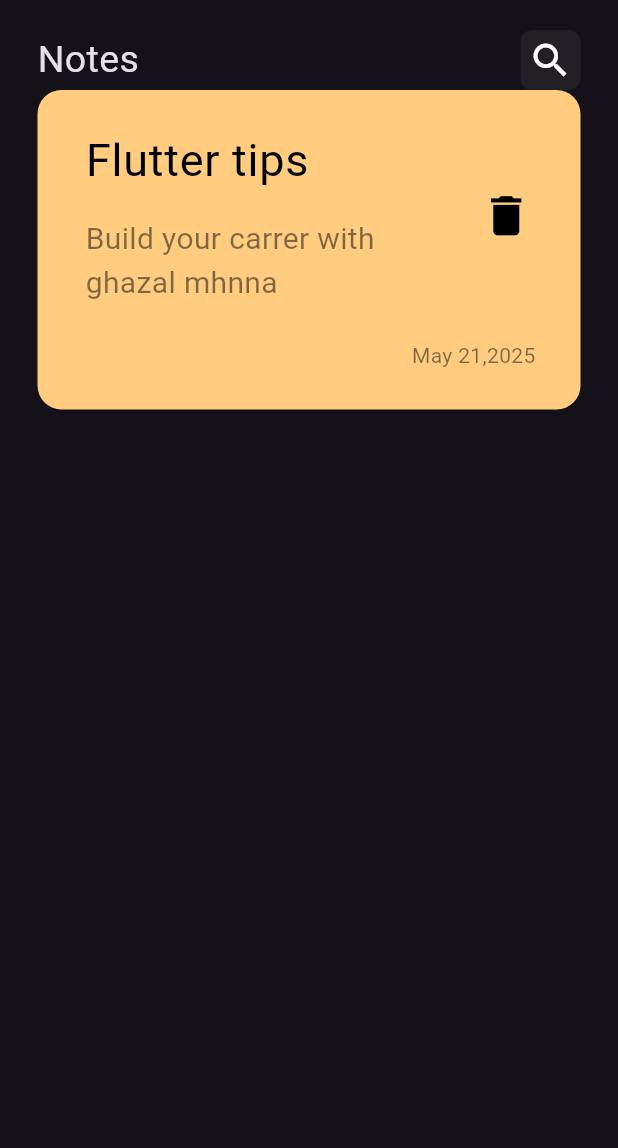
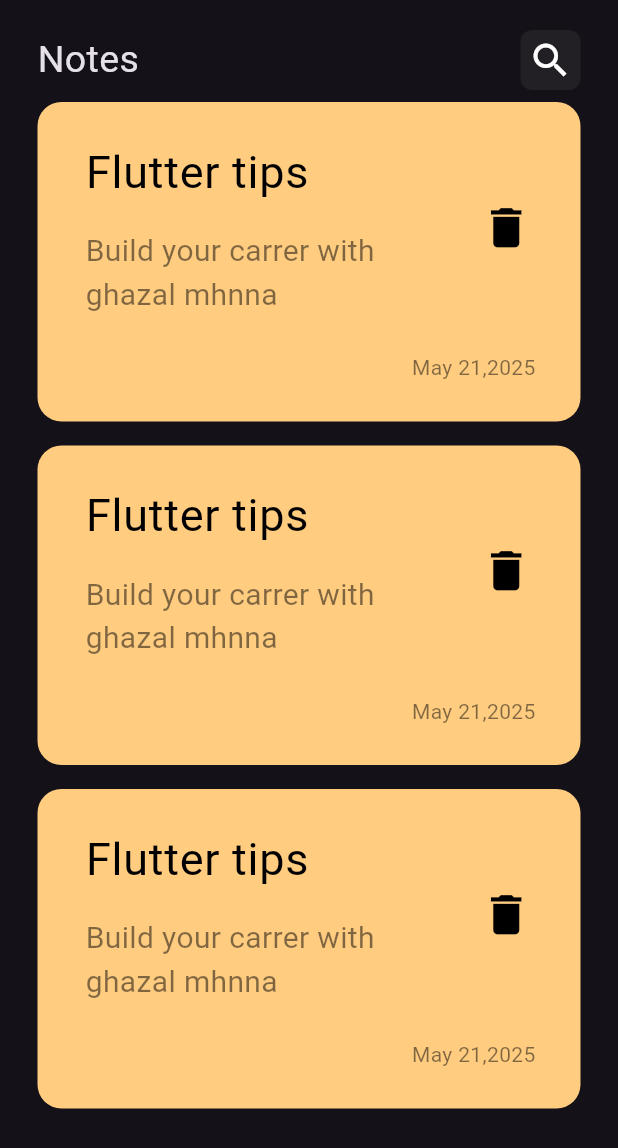
Before and after one commit to ghazalmhnna13-gif/notes_app, a Flutter app: the screen it shows after launch, on a phone screen of 412 x 824 dp. Shown: the top 1148 px of the screen. Run offline on Flutter 3.47's test engine with Material 3 defaults, Android fonts, the phone set to English and light mode, and no system bars.

Commit message:
create notes list view

```diff
--- a/lib/widgets/custom_note_item.dart
+++ b/lib/widgets/custom_note_item.dart
@@ -1,4 +1,3 @@
-
 import 'package:flutter/material.dart';
 
 class NoteItem extends StatelessWidget {
@@ -6,10 +5,13 @@ class NoteItem extends StatelessWidget {
 
   @override
   Widget build(BuildContext context) {
-    return Container(
+    return Padding(
+      padding: const EdgeInsets.symmetric(vertical: 8),
+      child: Container(
         padding: const EdgeInsets.only(top: 16, bottom: 16, left: 16),
         decoration: BoxDecoration(
-          color:const Color(0xffFFCC80), borderRadius: BorderRadius.circular(16)),
+            color: const Color(0xffFFCC80),
+            borderRadius: BorderRadius.circular(16)),
         child: Column(
           crossAxisAlignment: CrossAxisAlignment.end,
           children: [
@@ -45,6 +47,7 @@ class NoteItem extends StatelessWidget {
             )
           ],
         ),
+      ),
     );
   }
 }
--- /dev/null
+++ b/lib/widgets/notes_list_view.dart
@@ -0,0 +1,17 @@
+import 'package:flutter/material.dart';
+import 'package:music_notes_player_app_setup/widgets/custom_note_item.dart';
+
+class NotesListView extends StatelessWidget {
+  const NotesListView({super.key});
+
+  @override
+  Widget build(BuildContext context) {
+    return Expanded(
+      child: ListView.builder(
+          itemCount: 3,
+          itemBuilder: (context, index) {
+            return const NoteItem();
+          }),
+    );
+  }
+}
--- a/lib/widgets/notes_views_body.dart
+++ b/lib/widgets/notes_views_body.dart
@@ -1,6 +1,7 @@
 import 'package:flutter/material.dart';
 import 'package:music_notes_player_app_setup/widgets/custom_app_bar.dart';
 import 'package:music_notes_player_app_setup/widgets/custom_note_item.dart';
+import 'package:music_notes_player_app_setup/widgets/notes_list_view.dart';
 
 class NotesViewBody extends StatelessWidget {
   const NotesViewBody({
@@ -17,7 +18,7 @@ class NotesViewBody extends StatelessWidget {
             height: 20,
           ),
           CustomAppBar(),
-          NoteItem()
+          NotesListView()
         ],
       ),
     );
```
Lines whose indentation alone changed are shown as unchanged.
